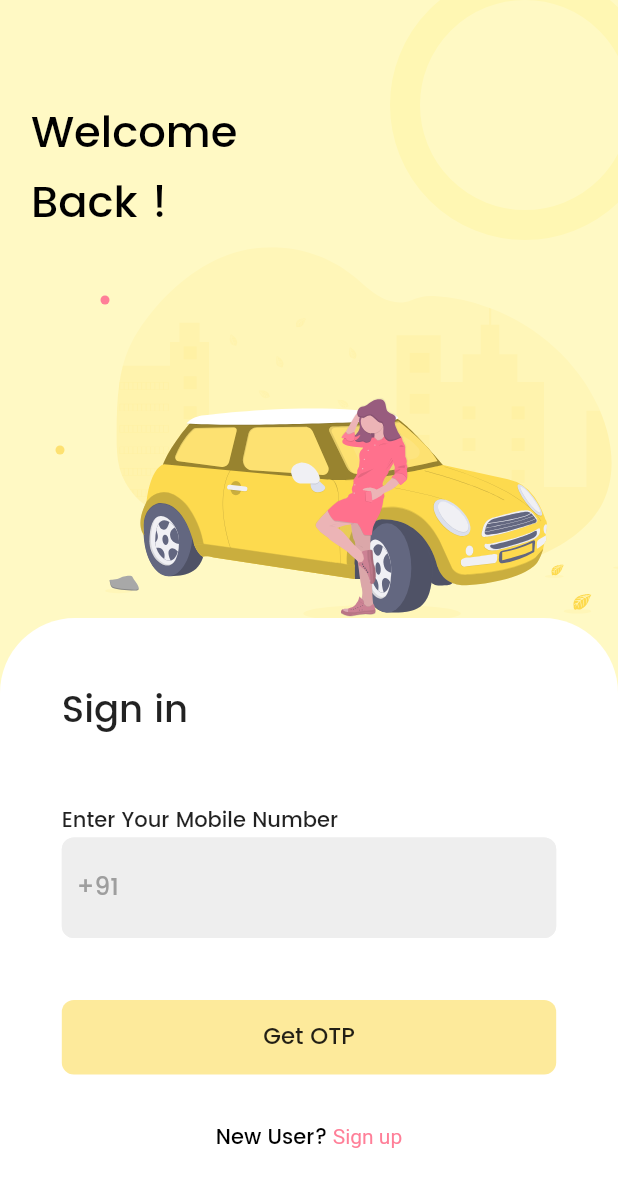
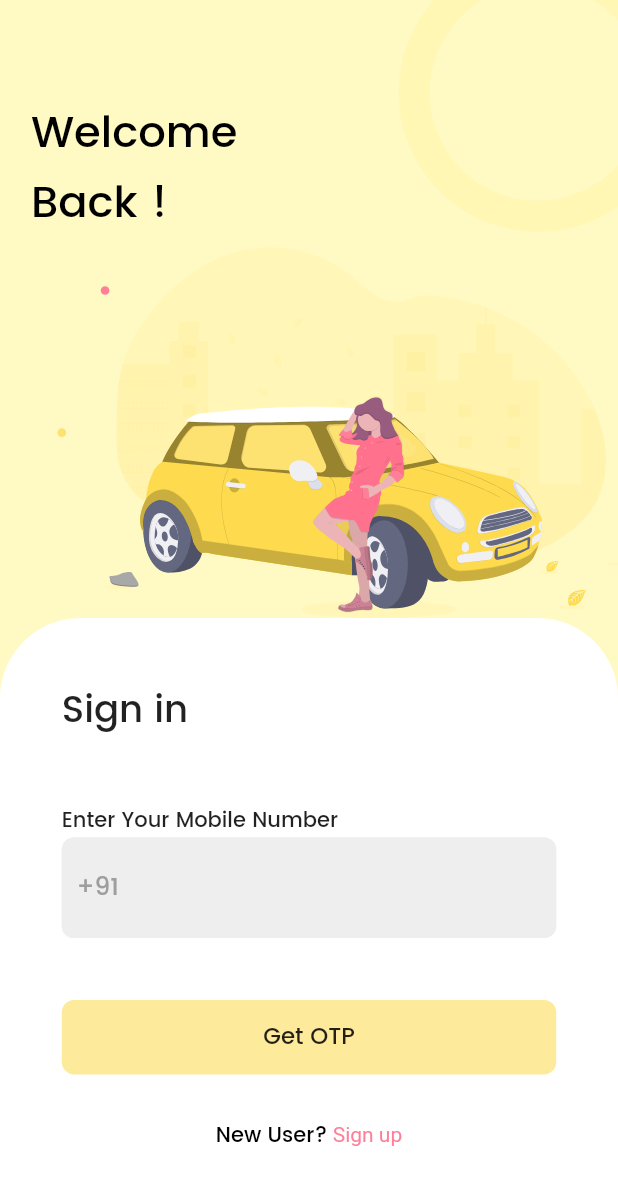
Before and after one commit to ashish9825/morgadi, a Flutter app: the screen it shows after launch, on a phone screen of 412 x 824 dp. Shown: the top 1187 px of the screen. Run offline on Flutter 3.47's test engine with Material 2 defaults, Android fonts, the phone set to English and light mode, and no system bars; our stand-ins replace flutter_svg, pin_code_fields.

Commit message:
Second Commit

```diff
--- a/lib/sections/authenticate/ui/login_screen.dart
+++ b/lib/sections/authenticate/ui/login_screen.dart
@@ -34,9 +34,12 @@ class _LoginScreenState extends State<LoginScreen> {
     return Stack(
       children: [
         Circle(
-          center: {"x": 350, "y": 70},
-          radius: 80,
-          strokeWidth: 20,
+          center: {
+            "x": SizeConfig.safeBlockHorizontal * 87,
+            "y": SizeConfig.safeBlockHorizontal * 15
+          },
+          radius: SizeConfig.safeBlockHorizontal * 20,
+          strokeWidth: SizeConfig.safeBlockHorizontal * 5,
           color: Color(0xFFfff7b3),
         ),
         Positioned(
@@ -44,22 +47,28 @@ class _LoginScreenState extends State<LoginScreen> {
           top: SizeConfig.blockSizeHorizontal * 40,
           child: SvgPicture.asset(
             "images/city_driver1.svg",
-            height: 250.0,
+            height: SizeConfig.safeBlockHorizontal * 60,
           ),
         ),
         Positioned(
           child: HollowCircle(
-            center: {"x": 70, "y": 200},
-            radius: 3,
-            strokeWidth: 10,
+            center: {
+              "x": SizeConfig.safeBlockHorizontal * 17,
+              "y": SizeConfig.safeBlockHorizontal * 47
+            },
+            radius: SizeConfig.safeBlockHorizontal * 0.7,
+            strokeWidth: SizeConfig.safeBlockHorizontal * 2.5,
             color: Color(0xFFFF7F98),
           ),
         ),
         Positioned(
           child: HollowCircle(
-            center: {"x": 40, "y": 300},
-            radius: 3,
-            strokeWidth: 10,
+            center: {
+              "x": SizeConfig.safeBlockHorizontal * 10,
+              "y": SizeConfig.safeBlockHorizontal * 70
+            },
+            radius: SizeConfig.safeBlockHorizontal * 0.7,
+            strokeWidth: SizeConfig.safeBlockHorizontal * 2.5,
             color: Color(0xFFFDE171),
           ),
         ),
@@ -86,8 +95,8 @@ class _LoginScreenState extends State<LoginScreen> {
             decoration: BoxDecoration(
               color: Colors.white,
               borderRadius: BorderRadius.only(
-                topLeft: Radius.circular(50.0),
-                topRight: Radius.circular(50.0),
+                topLeft: Radius.circular(SizeConfig.blockSizeHorizontal * 13),
+                topRight: Radius.circular(SizeConfig.blockSizeHorizontal * 13),
               ),
             ),
             child: _signInBody(),
@@ -126,7 +135,7 @@ class _LoginScreenState extends State<LoginScreen> {
             maxLength: 10,
             decoration: numberTextDecoration.copyWith(
               prefixIcon: SizedBox(
-                width: 20.0,
+                width: SizeConfig.safeBlockHorizontal * 5,
                 child: Center(
                   child: Text(
                     '+91',
@@ -164,7 +173,8 @@ class _LoginScreenState extends State<LoginScreen> {
               ),
               decoration: BoxDecoration(
                 color: Color(0xFFfdea9b),
-                borderRadius: BorderRadius.circular(8.0),
+                borderRadius:
+                    BorderRadius.circular(SizeConfig.safeBlockHorizontal * 2),
               ),
             ),
           ),
@@ -177,7 +187,7 @@ class _LoginScreenState extends State<LoginScreen> {
                   MaterialPageRoute(builder: (context) => SignupScreen()));
             },
             child: Container(
-              padding: EdgeInsets.all(10),
+              padding: EdgeInsets.all(SizeConfig.safeBlockHorizontal * 2),
               child: Center(
                 child: RichText(
                   text: TextSpan(
```
